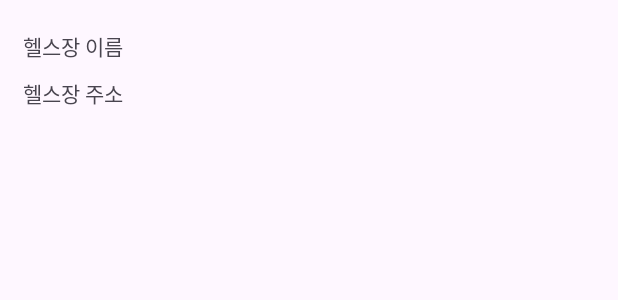
After one commit to dkyuuum/MobileApplication, an Android app: the layout item_search.xml on its own in the app's theme, with its tools: preview values and no code run, on a phone screen of 412 x 824 dp. The commit adds this screen. Shown: the top 300 px of the screen. Run offline under Robolectric (Android 15) with nearby library versions, the phone set to English and light mode, and no system bars.

Commit message:
[ADD] Search recyclerView 및 지도 API 연결

```diff
--- /dev/null
+++ b/app/src/main/java/ddwu/com/mobile/project/data/Search.kt
@@ -0,0 +1,6 @@
+package ddwu.com.mobile.project.data
+
+data class Search (
+	var name: String,
+	var address: String
+)
--- /dev/null
+++ b/app/src/main/res/layout/item_search.xml
@@ -0,0 +1,26 @@
+<?xml version="1.0" encoding="utf-8"?>
+<LinearLayout xmlns:android="http://schemas.android.com/apk/res/android"
+    android:layout_width="match_parent"
+    android:layout_height="wrap_content"
+    android:orientation="vertical"
+    android:paddingHorizontal="15dp"
+    android:paddingVertical="20dp">
+
+    <TextView
+        android:id="@+id/tv_search_name"
+        android:fontFamily="@font/sejong"
+        android:layout_width="match_parent"
+        android:layout_height="wrap_content"
+        android:layout_weight="1"
+        android:text="헬스장 이름" />
+
+    <TextView
+        android:id="@+id/tv_search_address"
+        android:fontFamily="@font/sejong"
+        android:layout_width="match_parent"
+        android:layout_height="wrap_content"
+        android:layout_weight="1"
+        android:layout_marginTop="10dp"
+        android:text="헬스장 주소" />
+
+</LinearLayout>
```
Also changed, not shown: app/src/main/java/ddwu/com/mobile/project/adapter/SearchRVAdapter.kt (added, +60 -0 lines), app/src/main/java/ddwu/com/mobile/project/network/MapAPIService.kt (added, +18 -0 lines), app/src/main/java/ddwu/com/mobile/project/ui/SearchFragment.kt (+84 -1 lines).
